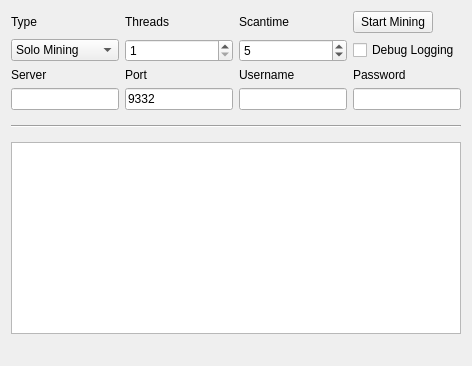
The window that src/qt/forms/miningpage.ui (PalinuroSec/FrozenBoxCoin) describes before a commit, drawn with Qt 5.
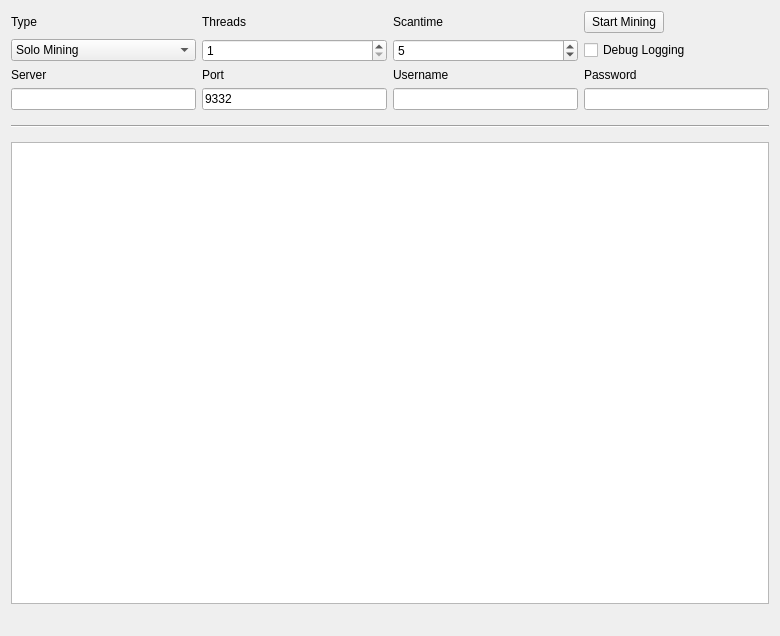
The same window after the commit.

```diff
--- a/src/qt/forms/miningpage.ui
+++ b/src/qt/forms/miningpage.ui
@@ -2,7 +2,7 @@
 <ui version="4.0">
  <class>MiningPage</class>
  <widget class="QWidget" name="MiningPage">
-  <property name="GEOmetry">
+  <property name="geometry">
    <rect>
     <x>0</x>
     <y>0</y>
```
